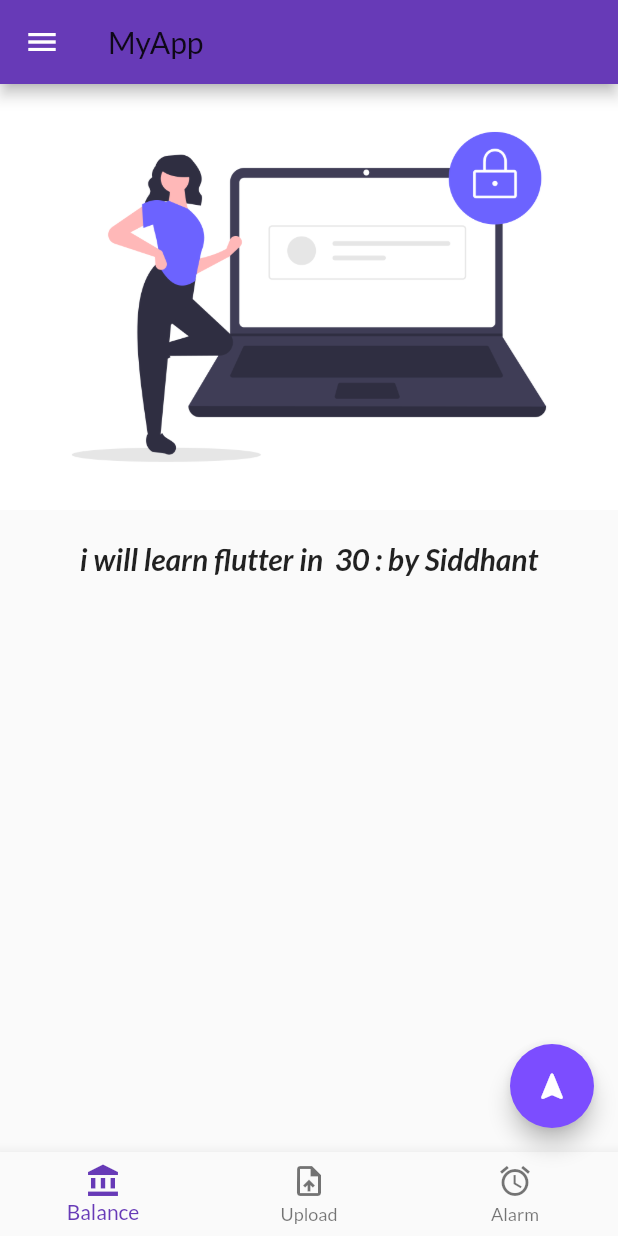
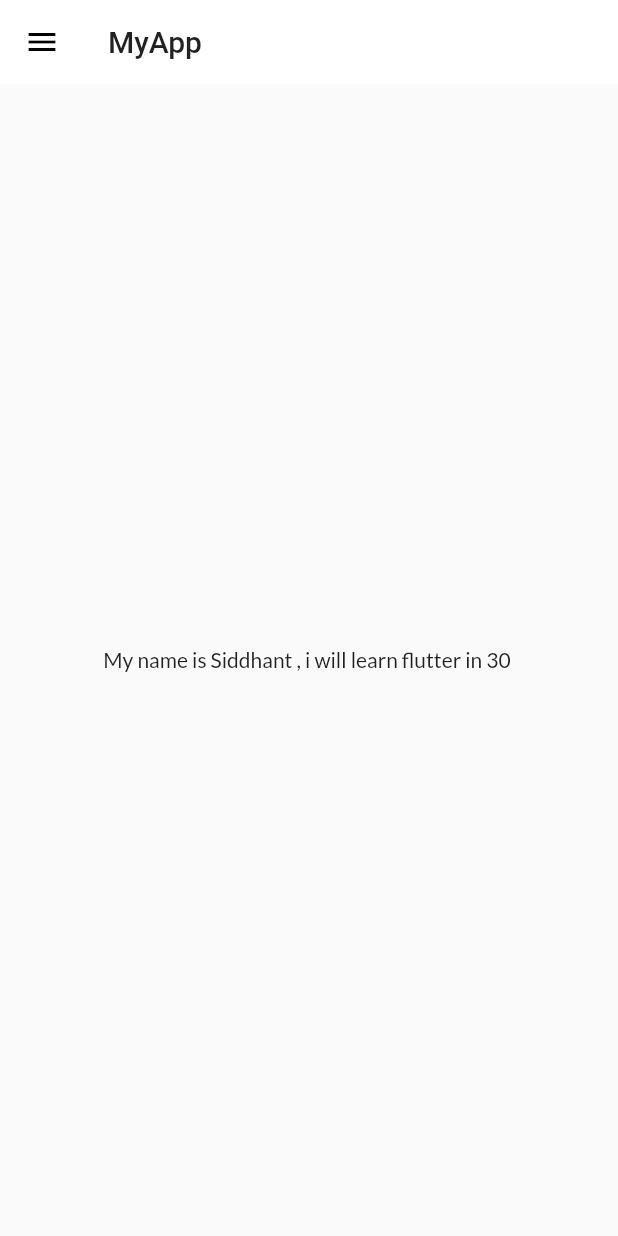
Before and after one commit to siddhant-debug/30daysofflutter, a Flutter app: the screen it shows after launch, on a phone screen of 412 x 824 dp. Run offline on Flutter 3.47's test engine with Material 2 defaults, Android fonts, the phone set to English and light mode, and no system bars; our stand-ins replace google_fonts.

Commit message:
themes extracted

```diff
--- a/lib/main.dart
+++ b/lib/main.dart
@@ -4,6 +4,7 @@ import 'package:project1/pages/login_page.dart';
 
 import 'pages/home.dart';
 import 'utils/routes.dart';
+import 'widgets/themes.dart';
 
 void main() {
   runApp(MyApp());
@@ -14,12 +15,9 @@ class MyApp extends StatelessWidget {
   Widget build(BuildContext context) {
     return MaterialApp(
       themeMode: ThemeMode.light,
-      theme: ThemeData(
-          primarySwatch: Colors.deepPurple,
-          fontFamily: GoogleFonts.lato().fontFamily,
-          primaryTextTheme: GoogleFonts.latoTextTheme()),
-      darkTheme: ThemeData(
-          brightness: Brightness.dark, primarySwatch: Colors.deepPurple),
+      theme: MyTheme.lightTheme(context),
+      darkTheme: MyTheme.darkTheme(context),
+      debugShowCheckedModeBanner: false,
       initialRoute: MyRoutes.homeRoute,
       routes: {
         "/": (context) => Loginpage(),
--- a/lib/pages/home.dart
+++ b/lib/pages/home.dart
@@ -11,48 +11,33 @@ class Homepage extends StatelessWidget {
       appBar: AppBar(
         title: Text("MyApp"),
       ),
-      bottomNavigationBar: BottomNavigationBar(
-        currentIndex: 0,
-        fixedColor: Colors.deepPurple,
-        items: [
-          BottomNavigationBarItem(
-            label: "Balance",
-            icon: Icon(Icons.account_balance),
-          ),
-          BottomNavigationBarItem(
-            label: "Upload",
-            icon: Icon(Icons.upload_file),
-          ),
-          BottomNavigationBarItem(
-            label: "Alarm",
-            icon: Icon(Icons.alarm),
-          ),
-        ],
-      ),
-      floatingActionButton: FloatingActionButton(
-        child: Icon(Icons.navigation_rounded),
-        backgroundColor: Colors.deepPurpleAccent,
-        onPressed: () {},
-      ),
+      // bottomNavigationBar: BottomNavigationBar(
+      //   currentIndex: 0,
+      //   fixedColor: Colors.deepPurple,
+      //   items: [
+      //     BottomNavigationBarItem(
+      //       label: "Balance",
+      //       icon: Icon(Icons.account_balance),
+      //     ),
+      //     BottomNavigationBarItem(
+      //       label: "Upload",
+      //       icon: Icon(Icons.upload_file),
+      //     ),
+      //     BottomNavigationBarItem(
+      //       label: "Alarm",
+      //       icon: Icon(Icons.alarm),
+      //     ),
+      //   ],
+      // ),
+      // floatingActionButton: FloatingActionButton(
+      //   child: Icon(Icons.navigation_rounded),
+      //   backgroundColor: Colors.deepPurpleAccent,
+      //   onPressed: () {},
+      // ),
       body: Center(
-        child: Column(
-          children: [
-            Image.asset(
-              "assets/images/undraw_secure_login_pdn4.png",
-              fit: BoxFit.contain,
-            ),
-            Text(
-              "i will learn flutter in  $days : by $name",
-              style: TextStyle(
-                height: 2.5,
-                fontSize: 20,
-                fontStyle: FontStyle.italic,
-                fontWeight: FontWeight.bold,
-              ),
-            ),
-          ],
-        ),
-      ),
+          child: Container(
+        child: Text("My name is $name , i will learn flutter in $days "),
+      )),
       drawer: MyDrawer(),
     );
   }
--- /dev/null
+++ b/lib/widgets/themes.dart
@@ -0,0 +1,20 @@
+import 'package:flutter/material.dart';
+import 'package:google_fonts/google_fonts.dart';
+
+class MyTheme {
+  static ThemeData lightTheme(BuildContext context) => ThemeData(
+      primarySwatch: Colors.deepPurple,
+      fontFamily: GoogleFonts.lato().fontFamily,
+      appBarTheme: AppBarTheme(
+        color: Colors.white,
+        elevation: 0.0,
+        iconTheme: IconThemeData(
+          color: Colors.black,
+        ),
+        textTheme: Theme.of(context).textTheme,
+      ));
+
+  static ThemeData darkTheme(BuildContext context) => ThemeData(
+        brightness: Brightness.dark,
+      );
+}
```
Also changed, not shown: lib/pages/login_page.dart (line endings or trailing spaces).
